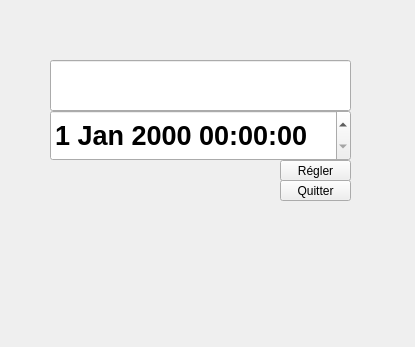
cocobont/cocobont-PROJET_BTS_2025_MAT_DE_PROSPECTION_EOLIEN, file IHM_Technicien/ihm.ui: the form before one commit.
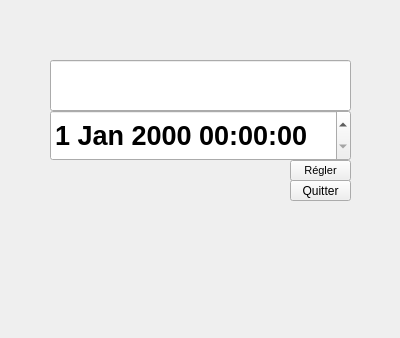
The form after the commit.

What changed in the file:
```diff
--- a/IHM_Technicien/ihm.ui
+++ b/IHM_Technicien/ihm.ui
@@ -6,8 +6,8 @@
    <rect>
     <x>0</x>
     <y>0</y>
-    <width>415</width>
-    <height>347</height>
+    <width>400</width>
+    <height>338</height>
    </rect>
   </property>
   <property name="windowTitle">
@@ -16,12 +16,17 @@
   <widget class="QPushButton" name="pushButton_regler">
    <property name="geometry">
     <rect>
-     <x>280</x>
+     <x>290</x>
      <y>160</y>
-     <width>71</width>
+     <width>61</width>
      <height>21</height>
     </rect>
    </property>
+   <property name="font">
+    <font>
+     <pointsize>8</pointsize>
+    </font>
+   </property>
    <property name="text">
     <string>Régler</string>
    </property>
@@ -29,9 +34,9 @@
   <widget class="QPushButton" name="pushButton_quitter">
    <property name="geometry">
     <rect>
-     <x>280</x>
+     <x>290</x>
      <y>180</y>
-     <width>71</width>
+     <width>61</width>
      <height>21</height>
     </rect>
    </property>
```
